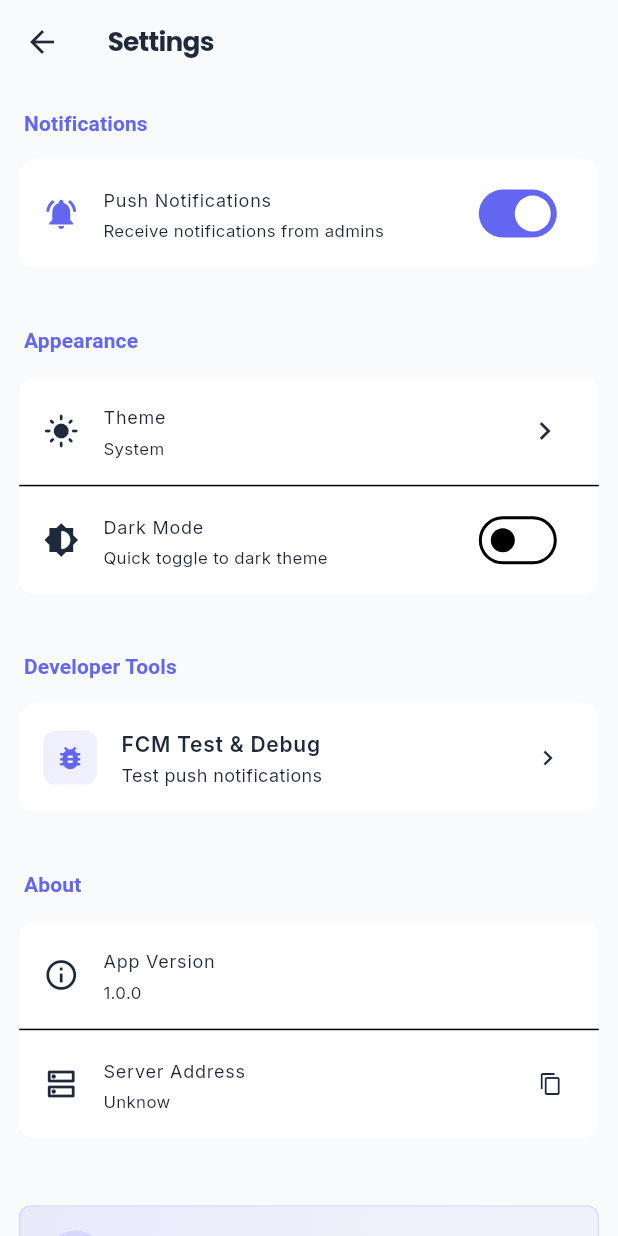
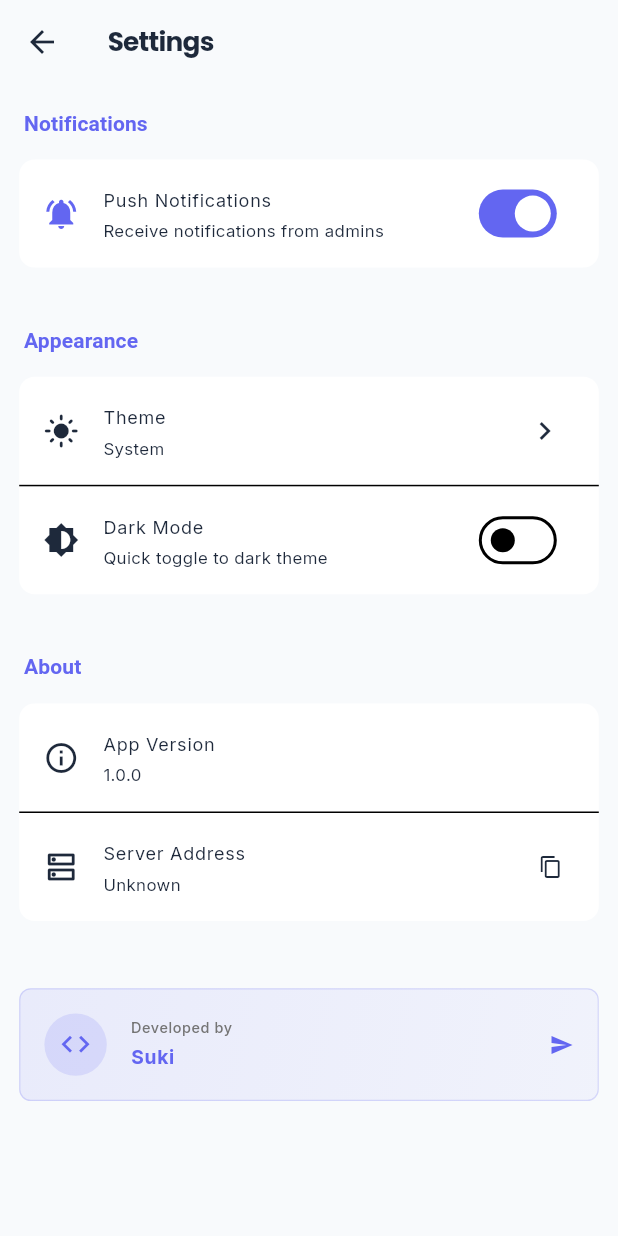
Before and after one commit to angelcode119/pannelapp, a Flutter app: the SettingsScreen screen opened directly, on a phone screen of 412 x 824 dp. Run offline on Flutter 3.47's test engine with Material 3 defaults, Android fonts, the phone set to English and light mode, and no system bars; our stand-ins replace dio, firebase_core, firebase_messaging, flutter_local_notifications, flutter_screenutil, flutter_secure_storage and 4 more; accounts and stored records are empty; network calls fail.

Commit message:
Remove Developer Tools section from SettingsScreen
Removed the Developer Tools section and related FCM Test & Debug card from the Settings screen.

```diff
--- a/lib/presentation/screens/settings/settings_screen.dart
+++ b/lib/presentation/screens/settings/settings_screen.dart
@@ -5,7 +5,6 @@ import 'package:shared_preferences/shared_preferences.dart';
 import '../../providers/theme_provider.dart';
 import '../../../core/constants/api_constants.dart';
 import 'package:flutter_screenutil/flutter_screenutil.dart';
-import 'fcm_test_screen.dart';
 
 class SettingsScreen extends StatefulWidget {
   const SettingsScreen({super.key});
@@ -128,48 +127,6 @@ class _SettingsScreenState extends State<SettingsScreen> {
 
           const SizedBox(height: 16),
 
-          const _SectionHeader(title: 'Developer Tools'),
-
-          Card(
-            margin: const EdgeInsets.symmetric(horizontal: 12.8, vertical: 6.4),
-            child: ListTile(
-              leading: Container(
-                padding: const EdgeInsets.all(8),
-                decoration: BoxDecoration(
-                  color: const Color(0xFF6366F1).withOpacity(0.1),
-                  borderRadius: BorderRadius.circular(8),
-                ),
-                child: const Icon(
-                  Icons.bug_report,
-                  color: Color(0xFF6366F1),
-                  size: 20,
-                ),
-              ),
-              title: const Text(
-                'FCM Test & Debug',
-                style: TextStyle(
-                  fontSize: 14,
-                  fontWeight: FontWeight.w600,
-                ),
-              ),
-              subtitle: const Text(
-                'Test push notifications',
-                style: TextStyle(fontSize: 12),
-              ),
-              trailing: const Icon(Icons.chevron_right, size: 20),
-              onTap: () {
-                Navigator.push(
-                  context,
-                  MaterialPageRoute(
-                    builder: (context) => const FCMTestScreen(),
-                  ),
-                );
-              },
-            ),
-          ),
-
-          const SizedBox(height: 16),
-
           const _SectionHeader(title: 'About'),
 
           Card(
@@ -187,7 +144,7 @@ class _SettingsScreenState extends State<SettingsScreen> {
                 ListTile(
                   leading: const Icon(Icons.dns_outlined),
                   title: const Text('Server Address'),
-                  subtitle: Text("Unknow"),
+                  subtitle: Text("Unknown"),
                   trailing: const Icon(Icons.copy, size: 16),
                   onTap: () {
 
```
